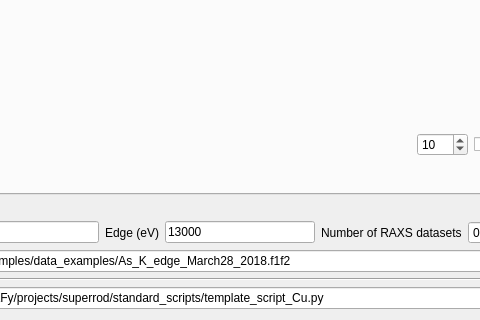
Above: projects/superrod/ctr_model_creator.ui from jackey-qiu/DaFy before the change; both pictures show x 229 to 709 and y 663 to 983 of the 916 by 983 pixel window. Below: the same form after it.
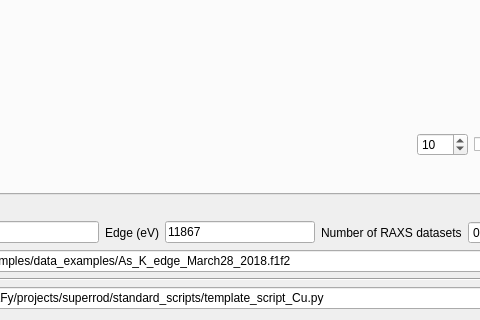
That is the form after the change. Custom widgets are drawn as their Qt base class.

```diff
--- a/projects/superrod/ctr_model_creator.ui
+++ b/projects/superrod/ctr_model_creator.ui
@@ -681,7 +681,7 @@
         </size>
        </property>
        <property name="text">
-        <string>13000</string>
+        <string>11867</string>
        </property>
       </widget>
      </item>
```
